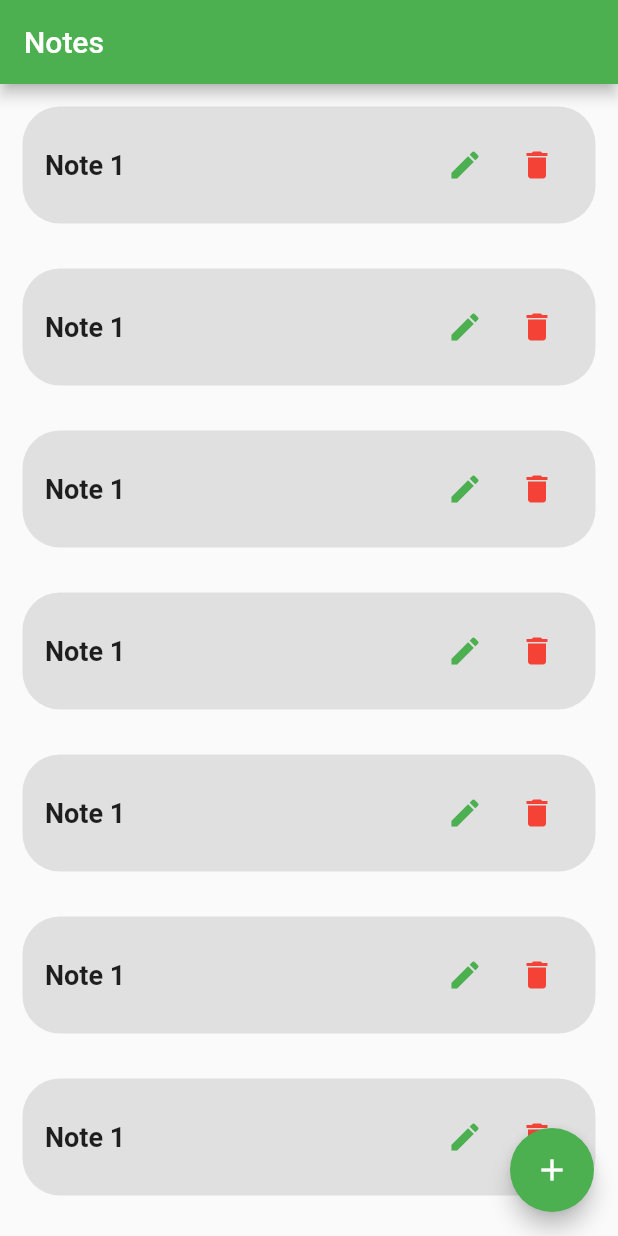
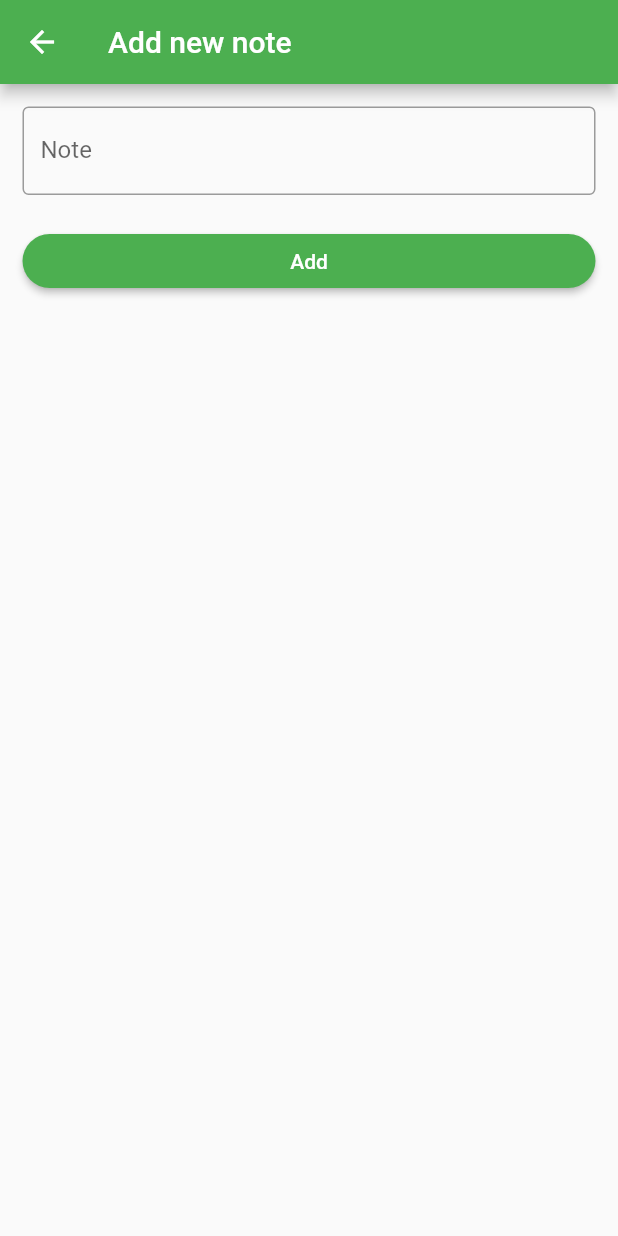
Before and after one commit to amir58/FlutterHTIG26, a Flutter app: the screen it shows after launch, after a tap on the "add" icon, on a phone screen of 412 x 824 dp. Run offline on Flutter 3.47's test engine with Material 2 defaults, Android fonts, the phone set to English and light mode, and no system bars.

Commit message:
Session 4

```diff
--- /dev/null
+++ b/lib/add_new_note_screen.dart
@@ -0,0 +1,42 @@
+import 'package:flutter/material.dart';
+
+class AddNewNoteScreen extends StatelessWidget {
+  AddNewNoteScreen({Key? key}) : super(key: key);
+
+  final noteController = TextEditingController();
+
+  @override
+  Widget build(BuildContext context) {
+    return Scaffold(
+      appBar: AppBar(
+        title: const Text("Add new note"),
+      ),
+      body: Padding(
+        padding: const EdgeInsets.all(15),
+        child: Column(
+          children: [
+            TextFormField(
+              controller: noteController,
+              decoration: const InputDecoration(
+                border: OutlineInputBorder(),
+                labelText: "Note",
+              ),
+            ),
+            Container(
+              margin: const EdgeInsets.only(top: 20),
+              width: double.infinity,
+              child: ElevatedButton(
+                style: ElevatedButton.styleFrom(shape: const StadiumBorder()),
+                onPressed: () {
+                  String note = noteController.text;
+                  Navigator.pop(context, note);
+                },
+                child: const Text("Add"),
+              ),
+            ),
+          ],
+        ),
+      ),
+    );
+  }
+}
--- a/lib/oop.dart
+++ b/lib/dart/oop.dart
@@ -16,7 +16,8 @@
 // dataType functionName( parameters ) { bodyFunction }
 // void printMyName(){ print("Amir"); }
 
-import 'package:flutter26/person.dart';
+
+import 'package:flutter26/dart/person.dart';
 
 void main() {
   var order1 = Order(
--- a/lib/main.dart
+++ b/lib/main.dart
@@ -1,4 +1,6 @@
 import 'package:flutter/material.dart';
+
+import 'notes_screen.dart';
 
 void main() {
   runApp(const MyApp());
@@ -14,7 +16,7 @@ class MyApp extends StatelessWidget {
       theme: ThemeData(
         primarySwatch: Colors.green,
       ),
-      home: const NotesScreen(),
+      home:  NotesScreen(),
     );
   }
 }
@@ -205,62 +207,3 @@ class FirstScreen extends StatelessWidget {
     );
   }
 }
-
-class NotesScreen extends StatelessWidget {
-  const NotesScreen({Key? key}) : super(key: key);
-
-  @override
-  Widget build(BuildContext context) {
-    return Scaffold(
-      appBar: AppBar(title: const Text("Notes")),
-      floatingActionButton: FloatingActionButton(
-        onPressed: () {},
-        child: const Icon(Icons.add),
-      ),
-      body: ListView.builder(
-        itemCount: 40,
-        itemBuilder: (context, index) {
-          return noteItem();
-        },
-      ),
-    );
-  }
-}
-
-Widget noteItem() {
-  return Container(
-    decoration: BoxDecoration(
-      color: Colors.grey[300],
-      borderRadius: BorderRadius.circular(25),
-    ),
-    margin: const EdgeInsets.all(15),
-    padding: const EdgeInsets.all(15),
-    child: Row(
-      children: [
-        const Expanded(
-          child: Text(
-            "Note 1",
-            style: TextStyle(
-              fontSize: 18,
-              fontWeight: FontWeight.w600,
-            ),
-          ),
-        ),
-        IconButton(
-          onPressed: () {},
-          icon: const Icon(
-            Icons.edit,
-            color: Colors.green,
-          ),
-        ),
-        IconButton(
-          onPressed: () {},
-          icon: const Icon(
-            Icons.delete,
-            color: Colors.red,
-          ),
-        ),
-      ],
-    ),
-  );
-}
--- /dev/null
+++ b/lib/notes_screen.dart
@@ -0,0 +1,88 @@
+import 'package:flutter/material.dart';
+import 'package:flutter26/add_new_note_screen.dart';
+
+class NotesScreen extends StatefulWidget {
+  NotesScreen({Key? key}) : super(key: key);
+
+  @override
+  State<NotesScreen> createState() => _NotesScreenState();
+}
+
+class _NotesScreenState extends State<NotesScreen> {
+  final List<String> notes = [];
+
+  @override
+  Widget build(BuildContext context) {
+    return Scaffold(
+      appBar: AppBar(title: const Text("Notes")),
+      floatingActionButton: FloatingActionButton(
+        onPressed: () {
+          navigateToAddNewNoteScreen();
+        },
+        child: const Icon(Icons.add),
+      ),
+      body: ListView.builder(
+        itemCount: notes.length,
+        itemBuilder: (context, index) {
+          return noteItem(index);
+        },
+      ),
+    );
+  }
+
+  Widget noteItem(int index) {
+    return Container(
+      decoration: BoxDecoration(
+        color: Colors.grey[300],
+        borderRadius: BorderRadius.circular(25),
+      ),
+      margin: const EdgeInsets.all(15),
+      padding: const EdgeInsets.all(15),
+      child: Row(
+        children: [
+          Expanded(
+            child: Text(
+              notes[index],
+              style: const TextStyle(
+                fontSize: 18,
+                fontWeight: FontWeight.w600,
+              ),
+            ),
+          ),
+          IconButton(
+            onPressed: () {},
+            icon: const Icon(
+              Icons.edit,
+              color: Colors.green,
+            ),
+          ),
+          IconButton(
+            onPressed: () {
+              notes.removeAt(index);
+              setState(() {});
+            },
+            icon: const Icon(
+              Icons.delete,
+              color: Colors.red,
+            ),
+          ),
+        ],
+      ),
+    );
+  }
+
+  void navigateToAddNewNoteScreen() {
+    Navigator.push(
+      context,
+      MaterialPageRoute(
+        builder: (BuildContext context) => AddNewNoteScreen(),
+      ),
+    ).then((value) {
+      if (value == null) {
+        return;
+      }
+      notes.add(value);
+      setState(() {});
+    });
+  }
+}
```
Also changed, not shown: lib/abstraction.dart (deleted, +0 -9 lines), lib/dart/abstraction.dart (added, +10 -0 lines), lib/dart/inheritance/base_screen.dart (added, +19 -0 lines), lib/dart/inheritance/inheritance.dart (added, +16 -0 lines), lib/dart/inheritance/screen_one.dart (added, +13 -0 lines), lib/dart/inheritance/screen_two.dart (added, +15 -0 lines), lib/dart/basics.dart (renamed from lib/basics.dart), lib/dart/person.dart (renamed from lib/person.dart).
